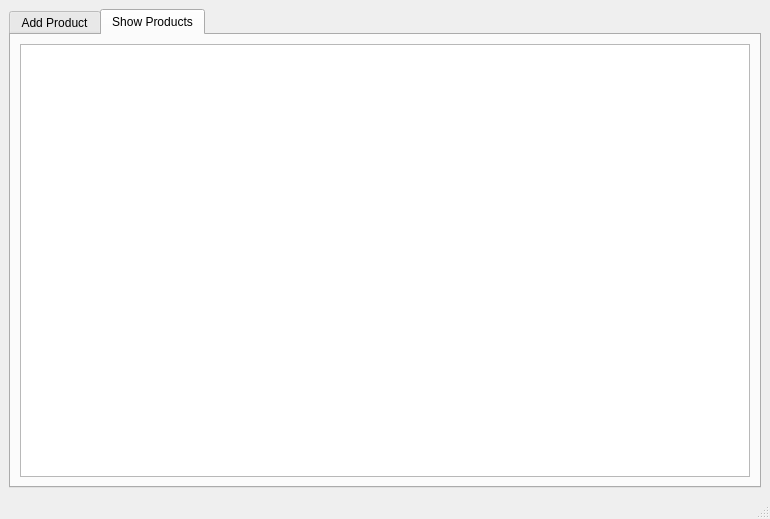
Qt form AP/costumer_ui.ui (AP-projects-4001/Guys) before a commit.
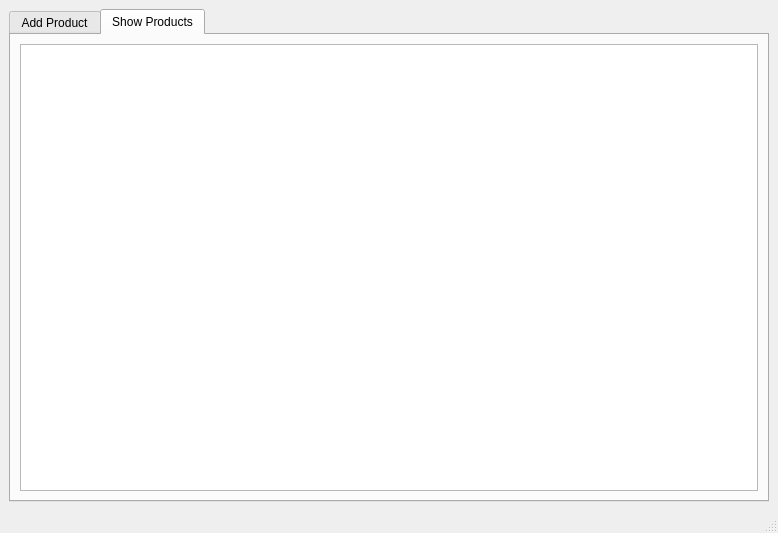
The same form after that commit. The open tabs and pages were chosen to show the change.

```diff
--- a/AP/costumer_ui.ui
+++ b/AP/costumer_ui.ui
@@ -6,8 +6,8 @@
    <rect>
     <x>0</x>
     <y>0</y>
-    <width>770</width>
-    <height>519</height>
+    <width>778</width>
+    <height>533</height>
    </rect>
   </property>
   <property name="windowTitle">
```
Left out of the diff: 4 changed lines with no effect on the pictures.
